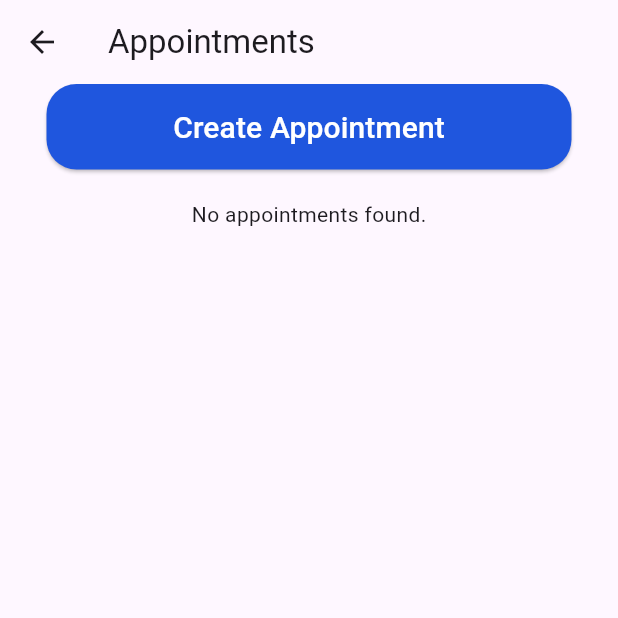
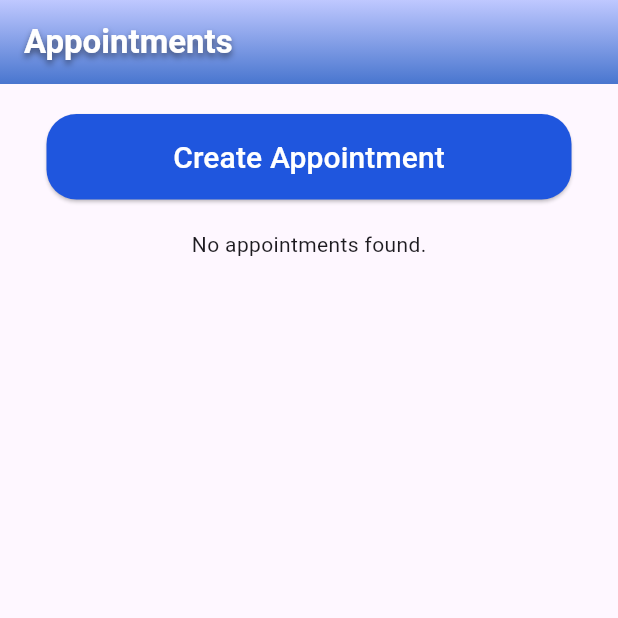
Before and after one commit to jorkd21/MediPal, a Flutter app: the AppointmentPage screen opened by its route, on a phone screen of 412 x 824 dp, the top half of it. Run offline on Flutter 3.47's test engine with Material 3 defaults, Android fonts, the phone set to English and light mode, and no system bars; our stand-ins replace dropdown_search, firebase_auth, firebase_core, firebase_database, firebase_storage, image_picker and 1 more; missing offline and left inert: firebase_ui_auth; accounts and stored records are empty; generated files the repository leaves out were written again.

Commit message:
appbar updated

```diff
--- a/lib/pages/appointment_date.dart
+++ b/lib/pages/appointment_date.dart
@@ -276,7 +276,7 @@ class _AppointmentDateState extends State<AppointmentDate> {
                       ),
                       Container(
                         padding: const EdgeInsets.symmetric(
-                            horizontal: 10, vertical: 100),
+                            horizontal: 10, vertical: 50),
                         child: SizedBox(
                           child: Row(
                             mainAxisAlignment: MainAxisAlignment.spaceEvenly,
@@ -338,7 +338,7 @@ class _AppointmentDateState extends State<AppointmentDate> {
   Widget _appointmentSelect() {
     return SafeArea(
       child: TableCalendar(
-        locale: "en_US", //laguage for the calendar
+        locale: "en_US", //language for the calendar
         rowHeight: 48,
         headerStyle: const HeaderStyle(
           formatButtonVisible: false,
--- a/lib/pages/appointment_page.dart
+++ b/lib/pages/appointment_page.dart
@@ -1,5 +1,6 @@
 import 'package:firebase_auth/firebase_auth.dart';
 import 'package:firebase_database/firebase_database.dart';
+import 'package:flutter/cupertino.dart';
 import 'package:flutter/material.dart';
 import 'package:medipal/constant/images.dart';
 import 'package:medipal/objects/appointment.dart';
@@ -66,10 +67,38 @@ class _AppointmentPageState extends State<AppointmentPage> {
           if (practitioner.appointments.isEmpty) {
             return Scaffold(
               appBar: AppBar(
-                title: Text('Appointments'),
+                automaticallyImplyLeading: false,
+                title: Text(
+                  'Appointments',
+                  style: TextStyle(
+                    color: Colors.white,
+                    fontWeight: FontWeight.bold,
+                    shadows: [
+                      Shadow(
+                        color: Colors.black.withOpacity(0.5),
+                        offset: const Offset(0, 3),
+                        blurRadius: 5,
+                      ),
+                    ],
+                  ),
+                ),
+                flexibleSpace: Container(
+                  width: MediaQuery.of(context).size.width,
+                  decoration: const BoxDecoration(
+                    gradient: LinearGradient(
+                      begin: Alignment.bottomCenter,
+                      end: Alignment.topCenter,
+                      colors: [
+                        Color.fromARGB(255, 73, 118, 207),
+                        Color.fromARGB(255, 191, 200, 255),
+                      ],
+                    ),
+                  ),
+                ),
               ),
               body: Column(
                 children: [
+                  const SizedBox(height: 20),
                   Container(
                     width: 350,
                     height: 57,
@@ -87,7 +116,7 @@ class _AppointmentPageState extends State<AppointmentPage> {
                         foregroundColor: Colors.white,
                         backgroundColor: Color(0xFF1F56DE), // Text color
                         padding: const EdgeInsets.symmetric(
-                            vertical: 15, horizontal: 20), // Button padding
+                            horizontal: 20, vertical: 15), // Button padding
                         shape: RoundedRectangleBorder(
                           borderRadius:
                               BorderRadius.circular(20), // Button border radius
@@ -111,34 +140,59 @@ class _AppointmentPageState extends State<AppointmentPage> {
           }
           practitioner.appointments
               .sort((a, b) => a.time!.start.compareTo(b.time!.start));
-          return SafeArea(
-            child: Scaffold(
-              body: SingleChildScrollView(
-                child: Column(
-                  children: [
-                    Container(
+          return Scaffold(
+            appBar: AppBar(
+              automaticallyImplyLeading: false,
+              title: Text(
+                'Appointments',
+                style: TextStyle(
+                  color: Colors.white,
+                  fontWeight: FontWeight.bold,
+                  shadows: [
+                    Shadow(
+                      color: Colors.black.withOpacity(0.5),
+                      offset: const Offset(0, 3),
+                      blurRadius: 5,
+                    ),
+                  ],
+                ),
+              ),
+              flexibleSpace: Container(
                 width: MediaQuery.of(context).size.width,
                 decoration: const BoxDecoration(
                   gradient: LinearGradient(
                     begin: Alignment.bottomCenter,
                     end: Alignment.topCenter,
                     colors: [
-                            Color(0xFF6D98EB), // Light blue at the bottom
-                            Color.fromARGB(255, 192, 212, 248), // White at top
+                      Color.fromARGB(255, 73, 118, 207),
+                      Color.fromARGB(255, 191, 200, 255),
+                    ],
+                  ),
+                ),
+              ),
+            ),
+            body: SingleChildScrollView(
+              child: Column(
+                children: [
+                  /*Container(
+                    width: MediaQuery.of(context).size.width,
+                    decoration: const BoxDecoration(
+                      gradient: LinearGradient(
+                        begin: Alignment.bottomCenter,
+                        end: Alignment.topCenter,
+                        colors: [
+                          Color.fromARGB(255, 73, 118, 207),
+                          Color.fromARGB(255, 191, 200, 255),
                         ],
                       ),
                     ),
                     child: Padding(
-                        padding:
-                            const EdgeInsets.fromLTRB(20.0, 20.0, 20.0, 20.0),
+                      padding: EdgeInsets.symmetric(vertical: 20),
                       child: Column(
                         children: [
                           Row(
-                              mainAxisAlignment: MainAxisAlignment
-                                  .spaceBetween, // Align logo and "Appointments" text at opposite ends
                             children: [
-                                Padding(
-                                  padding: const EdgeInsets.all(10.25),
+                              Align(
                                 child: Text(
                                   'Appointments',
                                   style: TextStyle(
@@ -153,13 +207,6 @@ class _AppointmentPageState extends State<AppointmentPage> {
                                       ),
                                     ],
                                   ),
-                                  ),
-                                ),
-                                SizedBox(
-                                  height: 100,
-                                  width: 100,
-                                  child: Image.asset(
-                                    myImage, // Replace with your image path
                                 ),
                               ),
                             ],
@@ -217,7 +264,7 @@ class _AppointmentPageState extends State<AppointmentPage> {
                         ],
                       ),
                     ),
-                    ),
+                  ),*/
                   const SizedBox(height: 20),
                   Container(
                     width: 350,
@@ -238,8 +285,8 @@ class _AppointmentPageState extends State<AppointmentPage> {
                         padding: const EdgeInsets.symmetric(
                             vertical: 15, horizontal: 20), // Button padding
                         shape: RoundedRectangleBorder(
-                            borderRadius: BorderRadius.circular(
-                                20), // Button border radius
+                          borderRadius:
+                              BorderRadius.circular(20), // Button border radius
                         ),
                       ),
                       child: const Text(
@@ -294,8 +341,7 @@ class _AppointmentPageState extends State<AppointmentPage> {
                               return Container(
                                 width: MediaQuery.of(context).size.width,
                                 decoration: BoxDecoration(
-                                    color:
-                                        Colors.white, // White background color
+                                  color: Colors.white, // White background color
                                   borderRadius: BorderRadius.circular(10),
                                 ),
                                 padding: const EdgeInsets.all(10),
@@ -337,14 +383,13 @@ class _AppointmentPageState extends State<AppointmentPage> {
                                       ],
                                     ),
                                     IconButton(
-                                        icon: Icon(Icons.delete,
-                                            color: Colors.red),
+                                      icon:
+                                          Icon(Icons.delete, color: Colors.red),
                                       onPressed: () async {
                                         setState(() {});
                                         practitioner.appointments.remove(
                                             practitioner.appointments[index]);
-                                          await _updatePractitioner(
-                                              practitioner);
+                                        await _updatePractitioner(practitioner);
                                       },
                                     ),
                                   ],
@@ -359,7 +404,6 @@ class _AppointmentPageState extends State<AppointmentPage> {
                 ],
               ),
             ),
-            ),
           );
         }
       },
```
Also changed, not shown: lib/chat/chat_list.dart (+28 -1 lines), lib/pages/dashboard.dart (+6 -10 lines), lib/pages/patient_form.dart (+17 -3 lines), lib/pages/patient_list.dart (+32 -25 lines), lib/pages/settings.dart (+30 -19 lines), lib/pages/user_patients.dart (+34 -22 lines). Lines whose indentation alone changed are shown as unchanged.
